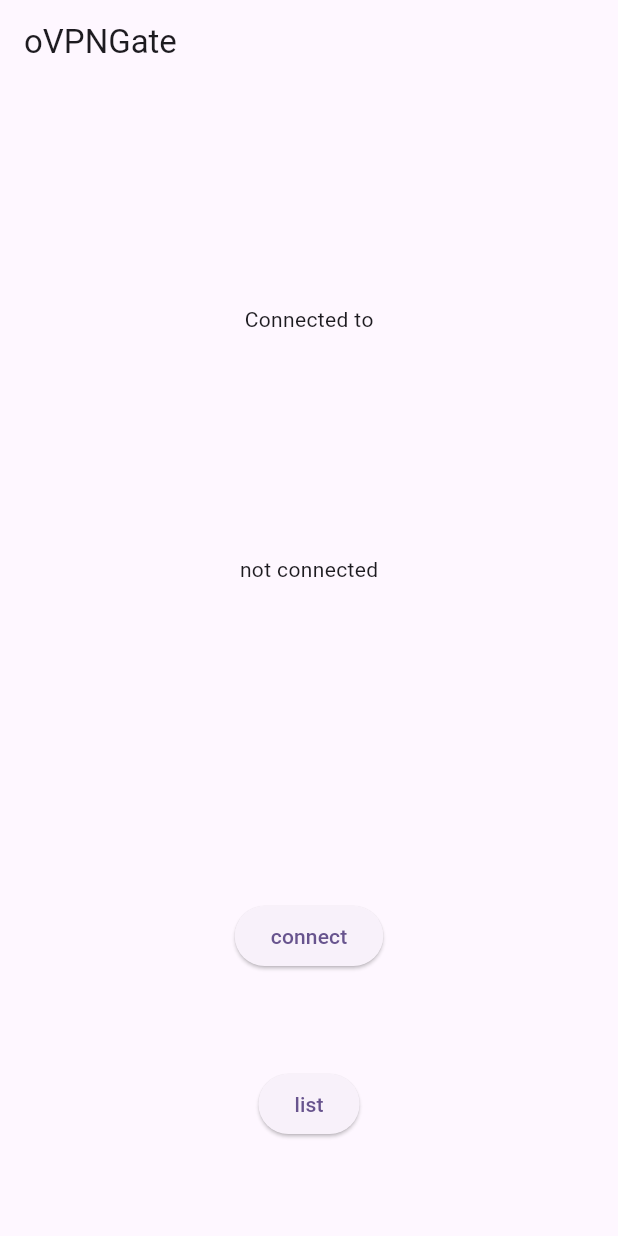
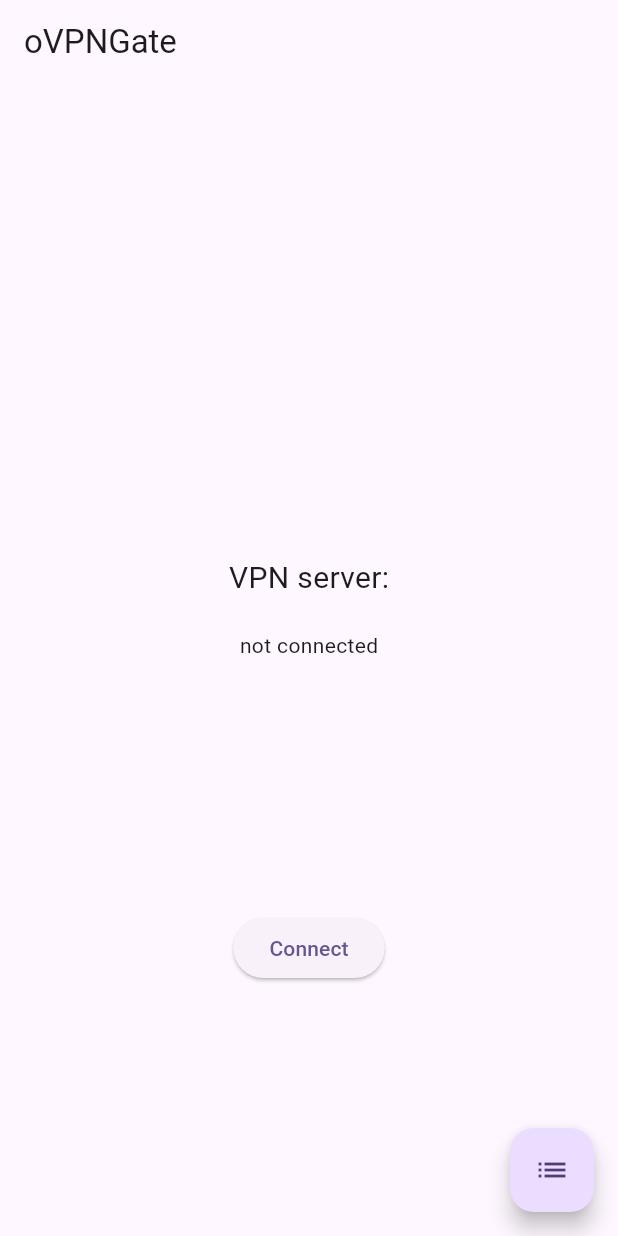
Before and after one commit to Nidrop/ovpngate, a Flutter app: the screen it shows after launch, on a phone screen of 412 x 824 dp. Run offline on Flutter 3.47's test engine with Material 3 defaults, Android fonts, the phone set to English and light mode, and no system bars; our stand-ins replace csv, dio, flutter_bloc.

Commit message:
home screen ui change

```diff
--- a/lib/core/lang/lang_en.dart
+++ b/lib/core/lang/lang_en.dart
@@ -1,9 +1,9 @@
 class LangEN {
   static const String homeTitle = 'oVPNGate';
-  static const String connectedTo = 'Connected to';
+  static const String vpnServer = 'VPN server';
   static const String notConnected = 'not connected';
-  static const String connect = 'connect';
-  static const String list = 'list';
+  static const String connect = 'Connect';
+  static const String disconnect = 'Disonnect';
 
   static const String serverListTitle = 'Server list';
   static const String sessions = 'sessions';
--- a/lib/features/home/presentation/widgets/home_screen.dart
+++ b/lib/features/home/presentation/widgets/home_screen.dart
@@ -26,35 +26,54 @@
           Expanded(
             flex: 5,
             child: Column(
-              mainAxisAlignment: MainAxisAlignment.spaceEvenly,
+              mainAxisAlignment: MainAxisAlignment.end,
               children: [
-                const Text(LangEN.connectedTo),
+                Text(
+                  '${LangEN.vpnServer}:',
+                  style: TextStyle(fontSize: 20),
+                ),
+                SizedBox(
+                  height: 20,
+                ),
                 if (connectedServer.isConnected)
-                  Text(connectedServer.server!.name)
+                  Text(
+                    connectedServer.server!.name,
+                    style: TextStyle(
+                      fontSize: 20,
+                      fontWeight: FontWeight.bold,
+                    ),
+                  )
                 else if (connectedServer.isLoading)
                   const CircularProgressIndicator()
                 else
-                  const Text(LangEN.notConnected)
+                  const Text(
+                    LangEN.notConnected,
+                    style: TextStyle(
+                        // fontSize: 20,
+                        // fontWeight: FontWeight.bold,
+                        ),
+                  )
               ],
             ),
           ),
           Expanded(
-            flex: 3,
-            child: Column(
-              mainAxisAlignment: MainAxisAlignment.spaceEvenly,
-              children: [
-                ElevatedButton(
-                  onPressed: openServerList,
-                  child: const Text(LangEN.connect),
-                ),
-                ElevatedButton(
-                  onPressed: openServerList,
-                  child: const Text(LangEN.list),
-                )
-              ],
-            ),
+            flex: 5,
+            child: Center(
+                child: (connectedServer.isConnected)
+                    ? ElevatedButton(
+                        onPressed: openServerList,
+                        child: const Text(LangEN.disconnect),
+                      )
+                    : ElevatedButton(
+                        onPressed: openServerList,
+                        child: const Text(LangEN.connect),
+                      )),
           ),
         ],
+      ),
+      floatingActionButton: FloatingActionButton(
+        onPressed: openServerList,
+        child: const Icon(Icons.list),
       ),
     );
   }
```
